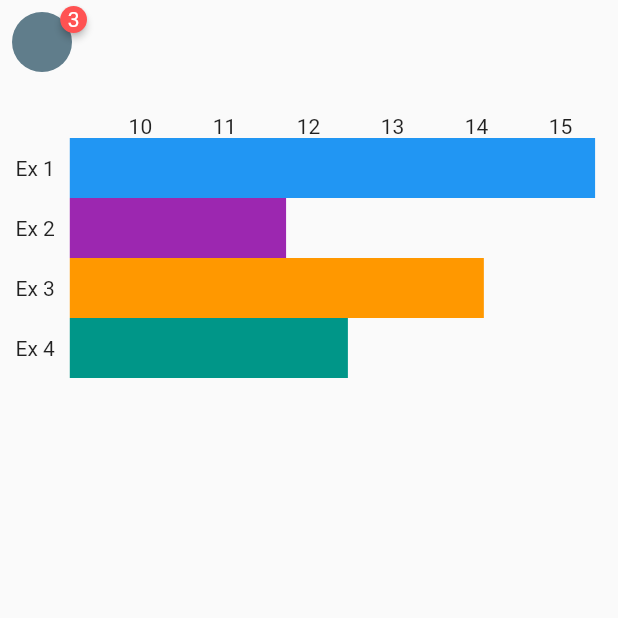
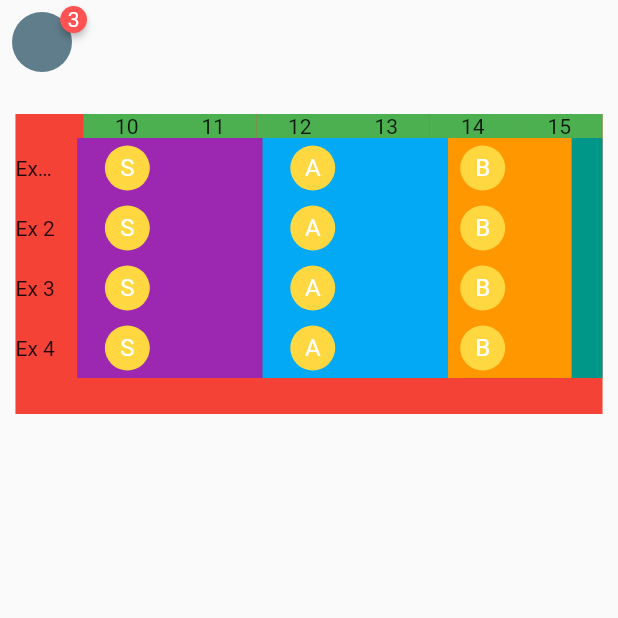
Before and after one commit to ZimvoMatwa/projectnoodles, a Flutter app: the screen it shows after launch, on a phone screen of 412 x 824 dp, the top half of it. Run offline on Flutter 3.47's test engine with Material 2 defaults, Android fonts, the phone set to English and light mode, and no system bars; drawn by our look-alikes of badges; our stand-ins replace get.

Commit message:
work on service slot

```diff
--- a/lib/app/modules/home/views/home_view.dart
+++ b/lib/app/modules/home/views/home_view.dart
@@ -2,6 +2,8 @@ import 'package:badges/badges.dart';
 import 'package:flutter/material.dart';
 
 import 'package:get/get.dart';
+import 'package:projectnoodles/app/modules/home/widgets/service_slot.dart';
+import 'package:projectnoodles/app/modules/home/widgets/user_slot.dart';
 
 import '../controllers/home_controller.dart';
 
@@ -29,7 +31,6 @@ class HomeView extends GetView<HomeController> {
             ),
           ),
         ),
-        actions: [Text('Today')],
       ),
       body: SingleChildScrollView(
         child: Column(
@@ -38,38 +39,31 @@ class HomeView extends GetView<HomeController> {
             const SizedBox(height: 20),
             Center(
               child: Container(
-                // color: Colors.red,
+                color: Colors.red,
                 width: MediaQuery.of(context).size.width * .95,
                 height: 200,
                 child: ListView(
                   children: [
                     Row(
-                      mainAxisAlignment: MainAxisAlignment.spaceAround,
-                      children: const [
-                        SizedBox(width: 15),
-                        Text('10'),
-                        Text('11'),
-                        Text('12'),
-                        Text('13'),
-                        Text('14'),
-                        Text('15'),
+                      mainAxisAlignment: MainAxisAlignment.end,
+                      children: [
+                        FilteredTime(filteredTime: 10),
+                        FilteredTime(filteredTime: 11),
+                        FilteredTime(filteredTime: 12),
+                        FilteredTime(filteredTime: 13),
+                        FilteredTime(filteredTime: 14),
+                        FilteredTime(filteredTime: 15),
                       ],
                     ),
-                    const _services(serviceColor: Colors.blue),
-                    const _services(
-                      serviceColor: Colors.purple,
+                    const SlotService(),
+                    const SlotService(
                       serviceName: 'Ex 2',
-                      serviceDuration: .35,
                     ),
-                    const _services(
-                      serviceColor: Colors.orange,
+                    const SlotService(
                       serviceName: 'Ex 3',
-                      serviceDuration: .67,
                     ),
-                    const _services(
-                      serviceColor: Colors.teal,
+                    const SlotService(
                       serviceName: 'Ex 4',
-                      serviceDuration: .45,
                     ),
                   ],
                 ),
@@ -82,32 +76,19 @@ class HomeView extends GetView<HomeController> {
   }
 }
 
-class _services extends StatelessWidget {
-  const _services({
+class FilteredTime extends StatelessWidget {
+  const FilteredTime({
     Key? key,
-    this.serviceColor = Colors.teal,
-    this.serviceName,
-    this.serviceDuration = .85,
+    this.filteredTime = 10,
   }) : super(key: key);
-
-  final Color serviceColor;
-  final String? serviceName;
-  final double serviceDuration;
-
-  ///use datetime?
+  final int filteredTime;
 
   @override
   Widget build(BuildContext context) {
-    return Row(
-      children: [
-        Text(serviceName ?? 'Ex 1'),
-        const SizedBox(width: 10),
-        Container(
-          width: MediaQuery.of(context).size.width * serviceDuration,
-          height: 40,
-          color: serviceColor,
-        ),
-      ],
+    return Container(
+      color: Colors.green,
+      width: MediaQuery.of(context).size.width * .14,
+      child: Center(child: Text(filteredTime.toString())),
     );
   }
 }
--- /dev/null
+++ b/lib/app/modules/home/widgets/service_slot.dart
@@ -0,0 +1,53 @@
+import 'package:flutter/material.dart';
+import 'package:projectnoodles/app/modules/home/widgets/user_slot.dart';
+
+class SlotService extends StatelessWidget {
+  const SlotService({
+    Key? key,
+    this.serviceColor = Colors.teal,
+    this.serviceName,
+  }) : super(key: key);
+
+  final Color serviceColor;
+  final String? serviceName;
+
+  @override
+  Widget build(BuildContext context) {
+    return Row(
+      mainAxisAlignment: MainAxisAlignment.spaceBetween,
+      children: [
+        Expanded(
+          child: Text(
+            serviceName ?? 'Exhibit 1',
+            overflow: TextOverflow.ellipsis,
+          ),
+        ),
+        const SizedBox(width: 10),
+        Container(
+          width: MediaQuery.of(context).size.width * .85,
+          height: 40,
+          color: serviceColor,
+          child: Row(
+            children: const [
+              UserSlot(
+                slotColour: Colors.purple,
+                slotDuration: .3,
+                slotUser: 'S',
+              ),
+              UserSlot(
+                slotColour: Colors.lightBlue,
+                slotDuration: .3,
+                slotUser: 'A',
+              ),
+              UserSlot(
+                slotColour: Colors.orange,
+                slotDuration: .2,
+                slotUser: 'B',
+              ),
+            ],
+          ),
+        ),
+      ],
+    );
+  }
+}
--- /dev/null
+++ b/lib/app/modules/home/widgets/user_slot.dart
@@ -0,0 +1,32 @@
+import 'package:flutter/material.dart';
+
+class UserSlot extends StatelessWidget {
+  const UserSlot(
+      {Key? key,
+      this.slotDuration = .2,
+      this.slotColour = Colors.purple,
+      this.slotUser = 'Z'})
+      : super(key: key);
+  final double slotDuration; //duration in minutes
+  final Color slotColour;
+  final String slotUser;
+
+  @override
+  Widget build(BuildContext context) {
+    return Container(
+      padding: EdgeInsets.fromLTRB(
+        5,
+        5,
+        (MediaQuery.of(context).size.width * slotDuration) / 2,
+        5,
+      ),
+      width: MediaQuery.of(context).size.width * slotDuration,
+      color: slotColour,
+      child: CircleAvatar(
+        // foregroundColor: Colors.white,
+        backgroundColor: Colors.amberAccent,
+        child: Text(slotUser, style: const TextStyle(color: Colors.white)),
+      ),
+    );
+  }
+}
```
Also changed, not shown: 1 other file.
